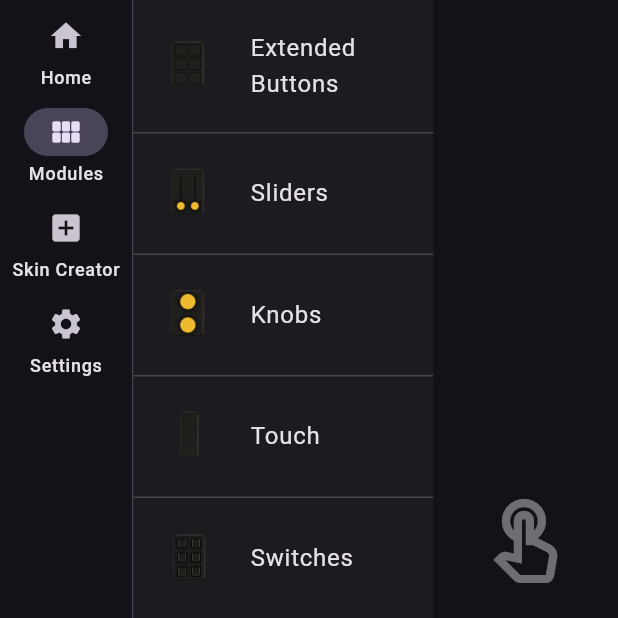
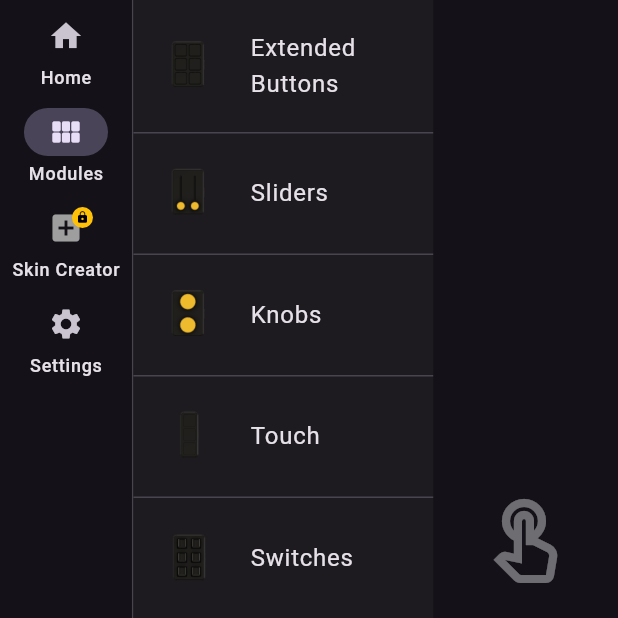
Before and after one commit to Riinmo/console_deck_pro, a Flutter app: the screen it shows after launch, after a tap on "Modules", on a phone screen of 412 x 824 dp, the top half of it. Run offline on Flutter 3.47's test engine with Material 3 defaults, Android fonts, the phone set to English and light mode, and no system bars; our stand-ins replace file_picker, flutter_svg, just_audio, shared_preferences; network calls fail.

Commit message:
Add Python backend files for manual launch in installer; implement skin creator feature with feature flags in UI

```diff
--- a/UI/lib/home.dart
+++ b/UI/lib/home.dart
@@ -5,6 +5,7 @@ import 'pages/home_page.dart';
 import 'pages/modules_page.dart';
 import 'pages/settings_page.dart';
 import 'services/config_service.dart';
+import 'services/feature_flags_service.dart';
 import 'package:http/http.dart' as http;
 import 'dart:async';
 import 'dart:convert';
@@ -23,6 +24,7 @@ class _HomeScreenState extends State<HomeScreen> {
   BackendStatus _status = BackendStatus.backendDown;
   Timer? _statusTimer;
   bool _isCheckingBackend = false;
+  bool _skinCreatorEnabled = false;
   late final List<Widget> _persistentPages;
 
   @override
@@ -33,6 +35,7 @@ class _HomeScreenState extends State<HomeScreen> {
       SkinCreatorPage(),
       SettingsPage(),
     ];
+    _loadFeatureFlags();
     _checkBackendStatus();
     _statusTimer = Timer.periodic(
       const Duration(seconds: 3),
@@ -47,12 +50,59 @@ class _HomeScreenState extends State<HomeScreen> {
   }
 
   void _navigateTo(int index) {
+    if (index == 2 && !_skinCreatorEnabled) {
+      return;
+    }
     if (_selectedIndex == index) {
       return;
     }
     setState(() {
       _selectedIndex = index;
     });
+  }
+
+  Future<void> _loadFeatureFlags() async {
+    final enabled = await FeatureFlagsService.isSkinCreatorEnabled();
+    if (!mounted) return;
+    setState(() {
+      _skinCreatorEnabled = enabled;
+      if (!_skinCreatorEnabled && _selectedIndex == 2) {
+        _selectedIndex = 0;
+      }
+    });
+  }
+
+  Widget _buildSkinCreatorIcon({required bool selected, required Locale locale}) {
+    final iconData = selected ? Icons.add_box_rounded : Icons.add_box;
+    if (_skinCreatorEnabled) {
+      return Icon(iconData);
+    }
+    return Tooltip(
+      message: AppStrings.get(locale, AppKeys.skinCreatorLockedTooltip),
+      child: Stack(
+        clipBehavior: Clip.none,
+        children: [
+          Icon(iconData, color: Colors.grey),
+          Positioned(
+            top: -2,
+            right: -6,
+            child: Container(
+              width: 14,
+              height: 14,
+              decoration: const BoxDecoration(
+                color: Colors.amber,
+                shape: BoxShape.circle,
+              ),
+              child: const Icon(
+                Icons.lock,
+                size: 9,
+                color: Colors.black,
+              ),
+            ),
+          ),
+        ],
+      ),
+    );
   }
 
   Future<void> _checkBackendStatus() async {
@@ -129,8 +179,14 @@ class _HomeScreenState extends State<HomeScreen> {
                 label: Text(AppStrings.get(currentLocale, AppKeys.modules)),
               ),
               NavigationRailDestination(
-                icon: const Icon(Icons.add_box),
-                selectedIcon: const Icon(Icons.add_box_rounded),
+                icon: _buildSkinCreatorIcon(
+                  selected: false,
+                  locale: currentLocale,
+                ),
+                selectedIcon: _buildSkinCreatorIcon(
+                  selected: true,
+                  locale: currentLocale,
+                ),
                 label: Text(AppStrings.get(currentLocale, AppKeys.skinCreator)),
               ),
               NavigationRailDestination(
--- a/UI/lib/l10n/app_translations.dart
+++ b/UI/lib/l10n/app_translations.dart
@@ -104,6 +104,7 @@ class AppKeys {
   static const String pianoPickAudio = 'piano_pick_audio';
   static const String pianoPlaySample = 'piano_play_sample';
   static const String audioFileMissing = 'audio_file_missing';
+  static const String skinCreatorLockedTooltip = 'skin_creator_locked_tooltip';
 }
 
 class AppStrings {
@@ -211,6 +212,8 @@ class AppStrings {
       AppKeys.pianoPlaySample: 'Play sample',
       AppKeys.audioFileMissing:
           'Audio file not found. Playing default note instead.',
+      AppKeys.skinCreatorLockedTooltip:
+          'Skin Creator is currently locked. This is a stretch-goal feature that can be enabled remotely.',
     },
     'it': {
       AppKeys.home: 'Home',
@@ -317,6 +320,8 @@ class AppStrings {
       AppKeys.pianoPlaySample: 'Riproduci campione',
       AppKeys.audioFileMissing:
           'File audio non trovato. Riproduco la nota predefinita.',
+      AppKeys.skinCreatorLockedTooltip:
+          'Skin Creator bloccato: feature stretch goal attivabile da configurazione remota.',
     },
     'es': {
       AppKeys.home: 'Inicio',
--- /dev/null
+++ b/UI/lib/services/feature_flags_service.dart
@@ -0,0 +1,66 @@
+import 'dart:convert';
+import 'package:http/http.dart' as http;
+import 'package:shared_preferences/shared_preferences.dart';
+
+class FeatureFlagsService {
+  // Provide via --dart-define=FEATURE_FLAGS_URL=https://your-domain/flags.json
+  static const String _flagsUrl = String.fromEnvironment(
+    'FEATURE_FLAGS_URL',
+    defaultValue: '',
+  );
+
+  static const String _skinCreatorKey = 'skin_creator_enabled';
+  static const String _prefsPrefix = 'feature_flag_';
+
+  static Future<bool> isSkinCreatorEnabled() async {
+    final prefs = await SharedPreferences.getInstance();
+    final cached = prefs.getBool('$_prefsPrefix$_skinCreatorKey');
+
+    // Default to locked if no remote value is available.
+    bool enabled = cached ?? false;
+
+    if (_flagsUrl.isEmpty) {
+      return enabled;
+    }
+
+    try {
+      final response = await http
+          .get(Uri.parse(_flagsUrl))
+          .timeout(const Duration(seconds: 2));
+      if (response.statusCode != 200) {
+        return enabled;
+      }
+
+      final decoded = jsonDecode(response.body);
+      if (decoded is! Map) {
+        return enabled;
+      }
+
+      final dynamic direct = decoded[_skinCreatorKey];
+      final dynamic nested =
+          (decoded['features'] is Map) ? decoded['features'][_skinCreatorKey] : null;
+
+      final bool? parsed = _toBool(direct) ?? _toBool(nested);
+      if (parsed == null) {
+        return enabled;
+      }
+
+      enabled = parsed;
+      await prefs.setBool('$_prefsPrefix$_skinCreatorKey', enabled);
+      return enabled;
+    } catch (_) {
+      return enabled;
+    }
+  }
+
+  static bool? _toBool(dynamic value) {
+    if (value is bool) return value;
+    if (value is num) return value != 0;
+    if (value is String) {
+      final v = value.trim().toLowerCase();
+      if (v == 'true' || v == '1' || v == 'yes' || v == 'on') return true;
+      if (v == 'false' || v == '0' || v == 'no' || v == 'off') return false;
+    }
+    return null;
+  }
+}
--- a/build_guide.txt
+++ b/build_guide.txt
@@ -32,7 +32,8 @@ OPTION A: Inno Setup ready-to-use package (no manual setup for user)
 Installer behavior:
 - Installs UI app files
 - Installs backend EXE in {app}\backend
-- Removes old "ConsoleDeckProBackend" service if found (migration from previous installers)
+- Copies Python backend files in {app} for manual launch:
+  console_deck_pro.py, module_extensions.py, requirements.txt, config.example.json
 - Does NOT auto-start backend (manual launch only)
 
 Uninstall behavior:
```
Also changed, not shown: 1 other file.
